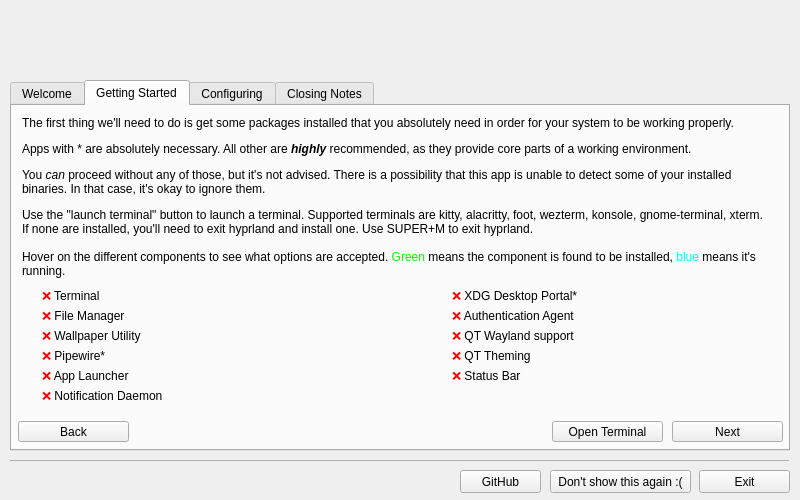
Qt form chyprlandwelcome.ui (hyprwm/hyprland-welcome) before a commit.
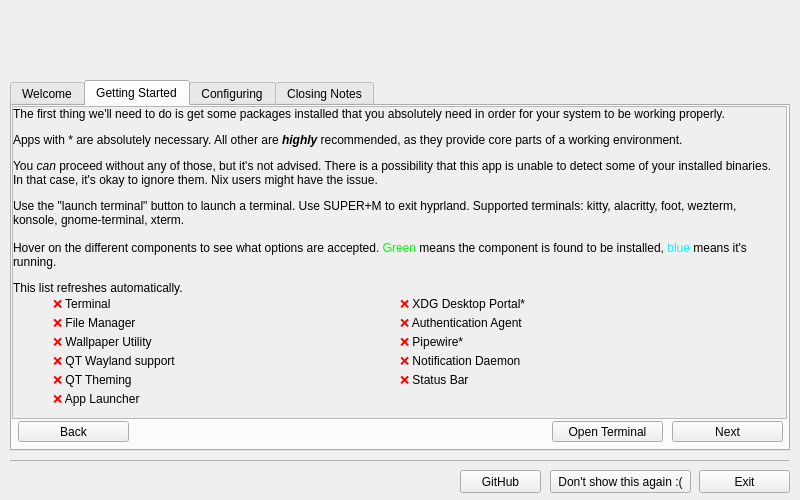
The same form after that commit. The open tabs and pages were chosen to show the change. Icons and pictures are not drawn.

Commit message: various layout fixes

Patch:
```diff
--- a/chyprlandwelcome.ui
+++ b/chyprlandwelcome.ui
@@ -164,185 +164,6 @@
      <attribute name="title">
       <string>Getting Started</string>
      </attribute>
-     <widget class="QLabel" name="label_3">
-      <property name="geometry">
-       <rect>
-        <x>10</x>
-        <y>10</y>
-        <width>751</width>
-        <height>171</height>
-       </rect>
-      </property>
-      <property name="text">
-       <string>&lt;html&gt;&lt;head/&gt;&lt;body&gt;&lt;p&gt;The first thing we'll need to do is get some packages installed that you absolutely need in order for your system to be working properly.&lt;/p&gt;&lt;p&gt;Apps with * are absolutely necessary. All other are &lt;span style=&quot; font-weight:700; font-style:italic;&quot;&gt;highly&lt;/span&gt; recommended, as they provide core parts of a working environment.&lt;/p&gt;&lt;p&gt;You &lt;span style=&quot; font-style:italic;&quot;&gt;can &lt;/span&gt;proceed without any of those, but it's not advised. There is a possibility that this app is unable to detect some of your installed binaries. In that case, it's okay to ignore them.&lt;/p&gt;&lt;p&gt;Use the &amp;quot;launch terminal&amp;quot; button to launch a terminal. Supported terminals are kitty, alacritty, foot, wezterm, konsole, gnome-terminal, xterm. If none are installed, you'll need to exit hyprland and install one. Use SUPER+M to exit hyprland.&lt;br/&gt;&lt;br/&gt;Hover on the different components to see what options are accepted. &lt;span style=&quot; color:#00ff00;&quot;&gt;Green&lt;/span&gt; means the component is found to be installed, &lt;span style=&quot; color:#00ffff;&quot;&gt;blue&lt;/span&gt; means it's running.&lt;/p&gt;&lt;/body&gt;&lt;/html&gt;</string>
-      </property>
-      <property name="alignment">
-       <set>Qt::AlignLeading|Qt::AlignLeft|Qt::AlignTop</set>
-      </property>
-      <property name="wordWrap">
-       <bool>true</bool>
-      </property>
-     </widget>
-     <widget class="QLabel" name="INSTALL_TERM">
-      <property name="geometry">
-       <rect>
-        <x>30</x>
-        <y>180</y>
-        <width>301</width>
-        <height>21</height>
-       </rect>
-      </property>
-      <property name="toolTip">
-       <string>&lt;html&gt;&lt;head/&gt;&lt;body&gt;&lt;p&gt;Accepted: kitty, alacritty, wezterm, foot, konsole, gnome-terminal. Worth noting this is not a comprehensive list and Hyprland will work with any wayland-compatible terminal emulator, however this app will not automatically detect it.&lt;/p&gt;&lt;/body&gt;&lt;/html&gt;</string>
-      </property>
-      <property name="text">
-       <string>&lt;html&gt;&lt;head/&gt;&lt;body&gt;&lt;p&gt;&lt;span style=&quot; color:#ff0000;&quot;&gt;❌&lt;/span&gt; Terminal&lt;/p&gt;&lt;/body&gt;&lt;/html&gt;</string>
-      </property>
-     </widget>
-     <widget class="QLabel" name="INSTALL_FM">
-      <property name="geometry">
-       <rect>
-        <x>30</x>
-        <y>200</y>
-        <width>301</width>
-        <height>21</height>
-       </rect>
-      </property>
-      <property name="toolTip">
-       <string>&lt;html&gt;&lt;head/&gt;&lt;body&gt;&lt;p&gt;Accepted: dolphin, ranger, thunar&lt;/p&gt;&lt;/body&gt;&lt;/html&gt;</string>
-      </property>
-      <property name="text">
-       <string>&lt;html&gt;&lt;head/&gt;&lt;body&gt;&lt;p&gt;&lt;span style=&quot; color:#ff0000;&quot;&gt;❌&lt;/span&gt; File Manager&lt;/p&gt;&lt;/body&gt;&lt;/html&gt;</string>
-      </property>
-     </widget>
-     <widget class="QLabel" name="INSTALL_WALLPAPER">
-      <property name="geometry">
-       <rect>
-        <x>30</x>
-        <y>220</y>
-        <width>301</width>
-        <height>21</height>
-       </rect>
-      </property>
-      <property name="toolTip">
-       <string>&lt;html&gt;&lt;head/&gt;&lt;body&gt;&lt;p&gt;Accepted: hyprpaper, swaybg, swww, wpaperd. Recommended: hyprpaper&lt;/p&gt;&lt;/body&gt;&lt;/html&gt;</string>
-      </property>
-      <property name="text">
-       <string>&lt;html&gt;&lt;head/&gt;&lt;body&gt;&lt;p&gt;&lt;span style=&quot; color:#ff0000;&quot;&gt;❌&lt;/span&gt; Wallpaper Utility&lt;/p&gt;&lt;/body&gt;&lt;/html&gt;</string>
-      </property>
-     </widget>
-     <widget class="QLabel" name="INSTALL_PW">
-      <property name="geometry">
-       <rect>
-        <x>30</x>
-        <y>240</y>
-        <width>301</width>
-        <height>21</height>
-       </rect>
-      </property>
-      <property name="toolTip">
-       <string>&lt;html&gt;&lt;head/&gt;&lt;body&gt;&lt;p&gt;Accepted: pipewire &lt;span style=&quot; font-weight:700;&quot;&gt;and&lt;/span&gt; wireplumber&lt;/p&gt;&lt;/body&gt;&lt;/html&gt;</string>
-      </property>
-      <property name="text">
-       <string>&lt;html&gt;&lt;head/&gt;&lt;body&gt;&lt;p&gt;&lt;span style=&quot; color:#ff0000;&quot;&gt;❌&lt;/span&gt; Pipewire*&lt;/p&gt;&lt;/body&gt;&lt;/html&gt;</string>
-      </property>
-     </widget>
-     <widget class="QLabel" name="INSTALL_XDP">
-      <property name="geometry">
-       <rect>
-        <x>440</x>
-        <y>180</y>
-        <width>301</width>
-        <height>21</height>
-       </rect>
-      </property>
-      <property name="toolTip">
-       <string>&lt;html&gt;&lt;head/&gt;&lt;body&gt;&lt;p&gt;Accepted: xdg-desktop-portal &lt;span style=&quot; font-weight:700;&quot;&gt;and&lt;/span&gt; xdg-desktop-portal-hyprland. Recommended to also install xdg-desktop-portal-gtk for a file picker.&lt;/p&gt;&lt;/body&gt;&lt;/html&gt;</string>
-      </property>
-      <property name="text">
-       <string>&lt;html&gt;&lt;head/&gt;&lt;body&gt;&lt;p&gt;&lt;span style=&quot; color:#ff0000;&quot;&gt;❌&lt;/span&gt; XDG Desktop Portal*&lt;/p&gt;&lt;/body&gt;&lt;/html&gt;</string>
-      </property>
-     </widget>
-     <widget class="QLabel" name="INSTALL_AUTH">
-      <property name="geometry">
-       <rect>
-        <x>440</x>
-        <y>200</y>
-        <width>301</width>
-        <height>21</height>
-       </rect>
-      </property>
-      <property name="toolTip">
-       <string>&lt;html&gt;&lt;head/&gt;&lt;body&gt;&lt;p&gt;Accepted: &lt;span style=&quot; font-family:'monospace';&quot;&gt;kde-authentication-agent&lt;/span&gt;&lt;/p&gt;&lt;/body&gt;&lt;/html&gt;</string>
-      </property>
-      <property name="text">
-       <string>&lt;html&gt;&lt;head/&gt;&lt;body&gt;&lt;p&gt;&lt;span style=&quot; color:#ff0000;&quot;&gt;❌&lt;/span&gt; Authentication Agent&lt;/p&gt;&lt;/body&gt;&lt;/html&gt;</string>
-      </property>
-     </widget>
-     <widget class="QLabel" name="INSTALL_QTW">
-      <property name="geometry">
-       <rect>
-        <x>440</x>
-        <y>220</y>
-        <width>301</width>
-        <height>21</height>
-       </rect>
-      </property>
-      <property name="toolTip">
-       <string>&lt;html&gt;&lt;head/&gt;&lt;body&gt;&lt;p&gt;Accepted: qt5-wayland, qt6-wayland (highly recommended both)&lt;/p&gt;&lt;/body&gt;&lt;/html&gt;</string>
-      </property>
-      <property name="text">
-       <string>&lt;html&gt;&lt;head/&gt;&lt;body&gt;&lt;p&gt;&lt;span style=&quot; color:#ff0000;&quot;&gt;❌&lt;/span&gt; QT Wayland support&lt;/p&gt;&lt;/body&gt;&lt;/html&gt;</string>
-      </property>
-     </widget>
-     <widget class="QLabel" name="INSTALL_NOTIF">
-      <property name="geometry">
-       <rect>
-        <x>30</x>
-        <y>280</y>
-        <width>301</width>
-        <height>21</height>
-       </rect>
-      </property>
-      <property name="toolTip">
-       <string>&lt;html&gt;&lt;head/&gt;&lt;body&gt;&lt;p&gt;Accepted: dunst, mako. Worth noting you can also create your own notification daemons with stuff like ags or eww.&lt;/p&gt;&lt;/body&gt;&lt;/html&gt;</string>
-      </property>
-      <property name="text">
-       <string>&lt;html&gt;&lt;head/&gt;&lt;body&gt;&lt;p&gt;&lt;span style=&quot; color:#ff0000;&quot;&gt;❌&lt;/span&gt; Notification Daemon&lt;/p&gt;&lt;/body&gt;&lt;/html&gt;</string>
-      </property>
-     </widget>
-     <widget class="QLabel" name="INSTALL_BAR">
-      <property name="geometry">
-       <rect>
-        <x>440</x>
-        <y>260</y>
-        <width>301</width>
-        <height>21</height>
-       </rect>
-      </property>
-      <property name="toolTip">
-       <string>&lt;html&gt;&lt;head/&gt;&lt;body&gt;&lt;p&gt;Accepted: waybar, eww, ags&lt;/p&gt;&lt;/body&gt;&lt;/html&gt;</string>
-      </property>
-      <property name="text">
-       <string>&lt;html&gt;&lt;head/&gt;&lt;body&gt;&lt;p&gt;&lt;span style=&quot; color:#ff0000;&quot;&gt;❌&lt;/span&gt; Status Bar&lt;/p&gt;&lt;/body&gt;&lt;/html&gt;</string>
-      </property>
-     </widget>
-     <widget class="QLabel" name="INSTALL_LAUNCHER">
-      <property name="geometry">
-       <rect>
-        <x>30</x>
-        <y>260</y>
-        <width>301</width>
-        <height>21</height>
-       </rect>
-      </property>
-      <property name="toolTip">
-       <string>&lt;html&gt;&lt;head/&gt;&lt;body&gt;&lt;p&gt;Accepted: fuzzel, wofi, anyrun, tofi&lt;/p&gt;&lt;/body&gt;&lt;/html&gt;</string>
-      </property>
-      <property name="text">
-       <string>&lt;html&gt;&lt;head/&gt;&lt;body&gt;&lt;p&gt;&lt;span style=&quot; color:#ff0000;&quot;&gt;❌&lt;/span&gt; App Launcher&lt;/p&gt;&lt;/body&gt;&lt;/html&gt;</string>
-      </property>
-     </widget>
      <widget class="QPushButton" name="tab2Next">
       <property name="geometry">
        <rect>
@@ -375,22 +196,6 @@
        <string>Open Terminal</string>
       </property>
      </widget>
-     <widget class="QLabel" name="INSTALL_QTTHEME">
-      <property name="geometry">
-       <rect>
-        <x>440</x>
-        <y>240</y>
-        <width>301</width>
-        <height>21</height>
-       </rect>
-      </property>
-      <property name="toolTip">
-       <string>&lt;html&gt;&lt;head/&gt;&lt;body&gt;&lt;p&gt;Accepted: qt5ct, qt6ct.&lt;/p&gt;&lt;/body&gt;&lt;/html&gt;</string>
-      </property>
-      <property name="text">
-       <string>&lt;html&gt;&lt;head/&gt;&lt;body&gt;&lt;p&gt;&lt;span style=&quot; color:#ff0000;&quot;&gt;❌&lt;/span&gt; QT Theming&lt;/p&gt;&lt;/body&gt;&lt;/html&gt;</string>
-      </property>
-     </widget>
      <widget class="QPushButton" name="tab2Back">
       <property name="geometry">
        <rect>
@@ -407,6 +212,248 @@
        <string>Back</string>
       </property>
      </widget>
+     <widget class="QScrollArea" name="scrollArea">
+      <property name="geometry">
+       <rect>
+        <x>0</x>
+        <y>0</y>
+        <width>775</width>
+        <height>313</height>
+       </rect>
+      </property>
+      <property name="sizePolicy">
+       <sizepolicy hsizetype="Fixed" vsizetype="Expanding">
+        <horstretch>0</horstretch>
+        <verstretch>0</verstretch>
+       </sizepolicy>
+      </property>
+      <property name="toolTipDuration">
+       <number>-2</number>
+      </property>
+      <property name="frameShape">
+       <enum>QFrame::StyledPanel</enum>
+      </property>
+      <property name="frameShadow">
+       <enum>QFrame::Sunken</enum>
+      </property>
+      <property name="lineWidth">
+       <number>0</number>
+      </property>
+      <property name="verticalScrollBarPolicy">
+       <enum>Qt::ScrollBarAsNeeded</enum>
+      </property>
+      <property name="horizontalScrollBarPolicy">
+       <enum>Qt::ScrollBarAlwaysOff</enum>
+      </property>
+      <property name="widgetResizable">
+       <bool>true</bool>
+      </property>
+      <property name="alignment">
+       <set>Qt::AlignRight|Qt::AlignTrailing|Qt::AlignVCenter</set>
+      </property>
+      <widget class="QWidget" name="verticalLayoutWidget">
+       <property name="geometry">
+        <rect>
+         <x>0</x>
+         <y>0</y>
+         <width>769</width>
+         <height>315</height>
+        </rect>
+       </property>
+       <layout class="QVBoxLayout" name="verticalLayout">
+        <property name="spacing">
+         <number>0</number>
+        </property>
+        <property name="leftMargin">
+         <number>0</number>
+        </property>
+        <property name="topMargin">
+         <number>0</number>
+        </property>
+        <item>
+         <widget class="QLabel" name="GettingStartedText">
+          <property name="sizePolicy">
+           <sizepolicy hsizetype="Fixed" vsizetype="Minimum">
+            <horstretch>0</horstretch>
+            <verstretch>0</verstretch>
+           </sizepolicy>
+          </property>
+          <property name="minimumSize">
+           <size>
+            <width>760</width>
+            <height>0</height>
+           </size>
+          </property>
+          <property name="maximumSize">
+           <size>
+            <width>16777215</width>
+            <height>16777215</height>
+           </size>
+          </property>
+          <property name="text">
+           <string notr="true">&lt;html&gt;&lt;head/&gt;&lt;body&gt;&lt;p&gt;The first thing we'll need to do is get some packages installed that you absolutely need in order for your system to be working properly.&lt;/p&gt;&lt;p&gt;Apps with * are absolutely necessary. All other are &lt;span style=&quot; font-weight:700; font-style:italic;&quot;&gt;highly&lt;/span&gt; recommended, as they provide core parts of a working environment.&lt;/p&gt;&lt;p&gt;You &lt;span style=&quot; font-style:italic;&quot;&gt;can &lt;/span&gt;proceed without any of those, but it's not advised. There is a possibility that this app is unable to detect some of your installed binaries. In that case, it's okay to ignore them. Nix users might have the issue.&lt;/p&gt;&lt;p&gt;Use the &amp;quot;launch terminal&amp;quot; button to launch a terminal. Use SUPER+M to exit hyprland. Supported terminals: kitty, alacritty, foot, wezterm, konsole, gnome-terminal, xterm.&lt;br/&gt;&lt;br/&gt;Hover on the different components to see what options are accepted. &lt;span style=&quot; color:#00ff00;&quot;&gt;Green&lt;/span&gt; means the component is found to be installed, &lt;span style=&quot; color:#00ffff;&quot;&gt;blue&lt;/span&gt; means it's running.&lt;/p&gt;&lt;p&gt;This list refreshes automatically.&lt;/p&gt;&lt;/body&gt;&lt;/html&gt;</string>
+          </property>
+          <property name="textFormat">
+           <enum>Qt::RichText</enum>
+          </property>
+          <property name="scaledContents">
+           <bool>false</bool>
+          </property>
+          <property name="alignment">
+           <set>Qt::AlignLeading|Qt::AlignLeft|Qt::AlignTop</set>
+          </property>
+          <property name="wordWrap">
+           <bool>true</bool>
+          </property>
+          <property name="margin">
+           <number>5</number>
+          </property>
+         </widget>
+        </item>
+        <item>
+         <layout class="QGridLayout" name="Components" columnminimumwidth="155,155">
+          <property name="leftMargin">
+           <number>40</number>
+          </property>
+          <property name="rightMargin">
+           <number>40</number>
+          </property>
+          <property name="bottomMargin">
+           <number>0</number>
+          </property>
+          <property name="horizontalSpacing">
+           <number>10</number>
+          </property>
+          <property name="verticalSpacing">
+           <number>0</number>
+          </property>
+          <item row="1" column="1">
+           <widget class="QLabel" name="INSTALL_AUTH">
+            <property name="sizePolicy">
+             <sizepolicy hsizetype="Preferred" vsizetype="Preferred">
+              <horstretch>0</horstretch>
+              <verstretch>0</verstretch>
+             </sizepolicy>
+            </property>
+            <property name="toolTip">
+             <string>&lt;html&gt;&lt;head/&gt;&lt;body&gt;&lt;p&gt;Accepted: &lt;span style=&quot; font-family:'monospace';&quot;&gt;kde-authentication-agent&lt;/span&gt;&lt;/p&gt;&lt;/body&gt;&lt;/html&gt;</string>
+            </property>
+            <property name="text">
+             <string>&lt;html&gt;&lt;head/&gt;&lt;body&gt;&lt;p&gt;&lt;span style=&quot; color:#ff0000;&quot;&gt;❌&lt;/span&gt; Authentication Agent&lt;/p&gt;&lt;/body&gt;&lt;/html&gt;</string>
+            </property>
+           </widget>
+          </item>
+          <item row="3" column="0">
+           <widget class="QLabel" name="INSTALL_QTW">
+            <property name="toolTip">
+             <string>&lt;html&gt;&lt;head/&gt;&lt;body&gt;&lt;p&gt;Accepted: qt5-wayland, qt6-wayland (highly recommended both)&lt;/p&gt;&lt;/body&gt;&lt;/html&gt;</string>
+            </property>
+            <property name="text">
+             <string>&lt;html&gt;&lt;head/&gt;&lt;body&gt;&lt;p&gt;&lt;span style=&quot; color:#ff0000;&quot;&gt;❌&lt;/span&gt; QT Wayland support&lt;/p&gt;&lt;/body&gt;&lt;/html&gt;</string>
+            </property>
+           </widget>
+          </item>
+          <item row="1" column="0">
+           <widget class="QLabel" name="INSTALL_FM">
+            <property name="sizePolicy">
+             <sizepolicy hsizetype="Preferred" vsizetype="Preferred">
+              <horstretch>0</horstretch>
+              <verstretch>0</verstretch>
+             </sizepolicy>
+            </property>
+            <property name="toolTip">
+             <string>&lt;html&gt;&lt;head/&gt;&lt;body&gt;&lt;p&gt;Accepted: dolphin, ranger, thunar&lt;/p&gt;&lt;/body&gt;&lt;/html&gt;</string>
+            </property>
+            <property name="text">
+             <string>&lt;html&gt;&lt;head/&gt;&lt;body&gt;&lt;p&gt;&lt;span style=&quot; color:#ff0000;&quot;&gt;❌&lt;/span&gt; File Manager&lt;/p&gt;&lt;/body&gt;&lt;/html&gt;</string>
+            </property>
+           </widget>
+          </item>
+          <item row="0" column="0">
+           <widget class="QLabel" name="INSTALL_TERM">
+            <property name="toolTip">
+             <string>&lt;html&gt;&lt;head/&gt;&lt;body&gt;&lt;p&gt;Accepted: kitty, alacritty, wezterm, foot, konsole, gnome-terminal. Worth noting this is not a comprehensive list and Hyprland will work with any wayland-compatible terminal emulator, however this app will not automatically detect it.&lt;/p&gt;&lt;/body&gt;&lt;/html&gt;</string>
+            </property>
+            <property name="text">
+             <string>&lt;html&gt;&lt;head/&gt;&lt;body&gt;&lt;p&gt;&lt;span style=&quot; color:#ff0000;&quot;&gt;❌&lt;/span&gt; Terminal&lt;/p&gt;&lt;/body&gt;&lt;/html&gt;</string>
+            </property>
+           </widget>
+          </item>
+          <item row="2" column="1">
+           <widget class="QLabel" name="INSTALL_PW">
+            <property name="toolTip">
+             <string>&lt;html&gt;&lt;head/&gt;&lt;body&gt;&lt;p&gt;Accepted: pipewire &lt;span style=&quot; font-weight:700;&quot;&gt;and&lt;/span&gt; wireplumber&lt;/p&gt;&lt;/body&gt;&lt;/html&gt;</string>
+            </property>
+            <property name="text">
+             <string>&lt;html&gt;&lt;head/&gt;&lt;body&gt;&lt;p&gt;&lt;span style=&quot; color:#ff0000;&quot;&gt;❌&lt;/span&gt; Pipewire*&lt;/p&gt;&lt;/body&gt;&lt;/html&gt;</string>
+            </property>
+           </widget>
+          </item>
+          <item row="2" column="0">
+           <widget class="QLabel" name="INSTALL_WALLPAPER">
+            <property name="toolTip">
+             <string>&lt;html&gt;&lt;head/&gt;&lt;body&gt;&lt;p&gt;Accepted: hyprpaper, swaybg, swww, wpaperd. Recommended: hyprpaper&lt;/p&gt;&lt;/body&gt;&lt;/html&gt;</string>
+            </property>
+            <property name="text">
+             <string>&lt;html&gt;&lt;head/&gt;&lt;body&gt;&lt;p&gt;&lt;span style=&quot; color:#ff0000;&quot;&gt;❌&lt;/span&gt; Wallpaper Utility&lt;/p&gt;&lt;/body&gt;&lt;/html&gt;</string>
+            </property>
+           </widget>
+          </item>
+          <item row="0" column="1">
+           <widget class="QLabel" name="INSTALL_XDP">
+            <property name="toolTip">
+             <string>&lt;html&gt;&lt;head/&gt;&lt;body&gt;&lt;p&gt;Accepted: xdg-desktop-portal &lt;span style=&quot; font-weight:700;&quot;&gt;and&lt;/span&gt; xdg-desktop-portal-hyprland. Recommended to also install xdg-desktop-portal-gtk for a file picker.&lt;/p&gt;&lt;/body&gt;&lt;/html&gt;</string>
+            </property>
+            <property name="text">
+             <string>&lt;html&gt;&lt;head/&gt;&lt;body&gt;&lt;p&gt;&lt;span style=&quot; color:#ff0000;&quot;&gt;❌&lt;/span&gt; XDG Desktop Portal*&lt;/p&gt;&lt;/body&gt;&lt;/html&gt;</string>
+            </property>
+           </widget>
+          </item>
+          <item row="4" column="0">
+           <widget class="QLabel" name="INSTALL_QTTHEME">
+            <property name="toolTip">
+             <string>&lt;html&gt;&lt;head/&gt;&lt;body&gt;&lt;p&gt;Accepted: qt5ct, qt6ct.&lt;/p&gt;&lt;/body&gt;&lt;/html&gt;</string>
+            </property>
+            <property name="text">
+             <string>&lt;html&gt;&lt;head/&gt;&lt;body&gt;&lt;p&gt;&lt;span style=&quot; color:#ff0000;&quot;&gt;❌&lt;/span&gt; QT Theming&lt;/p&gt;&lt;/body&gt;&lt;/html&gt;</string>
+            </property>
+           </widget>
+          </item>
+          <item row="3" column="1">
+           <widget class="QLabel" name="INSTALL_NOTIF">
+            <property name="toolTip">
+             <string>&lt;html&gt;&lt;head/&gt;&lt;body&gt;&lt;p&gt;Accepted: dunst, mako. Worth noting you can also create your own notification daemons with stuff like ags or eww.&lt;/p&gt;&lt;/body&gt;&lt;/html&gt;</string>
+            </property>
+            <property name="text">
+             <string>&lt;html&gt;&lt;head/&gt;&lt;body&gt;&lt;p&gt;&lt;span style=&quot; color:#ff0000;&quot;&gt;❌&lt;/span&gt; Notification Daemon&lt;/p&gt;&lt;/body&gt;&lt;/html&gt;</string>
+            </property>
+           </widget>
+          </item>
+          <item row="4" column="1">
+           <widget class="QLabel" name="INSTALL_BAR">
+            <property name="toolTip">
+             <string>&lt;html&gt;&lt;head/&gt;&lt;body&gt;&lt;p&gt;Accepted: waybar, eww, ags&lt;/p&gt;&lt;/body&gt;&lt;/html&gt;</string>
+            </property>
+            <property name="text">
+             <string>&lt;html&gt;&lt;head/&gt;&lt;body&gt;&lt;p&gt;&lt;span style=&quot; color:#ff0000;&quot;&gt;❌&lt;/span&gt; Status Bar&lt;/p&gt;&lt;/body&gt;&lt;/html&gt;</string>
+            </property>
+           </widget>
+          </item>
+          <item row="5" column="0">
+           <widget class="QLabel" name="INSTALL_LAUNCHER">
+            <property name="toolTip">
+             <string>&lt;html&gt;&lt;head/&gt;&lt;body&gt;&lt;p&gt;Accepted: fuzzel, wofi, anyrun, tofi&lt;/p&gt;&lt;/body&gt;&lt;/html&gt;</string>
+            </property>
+            <property name="text">
+             <string>&lt;html&gt;&lt;head/&gt;&lt;body&gt;&lt;p&gt;&lt;span style=&quot; color:#ff0000;&quot;&gt;❌&lt;/span&gt; App Launcher&lt;/p&gt;&lt;/body&gt;&lt;/html&gt;</string>
+            </property>
+           </widget>
+          </item>
+         </layout>
+        </item>
+       </layout>
+      </widget>
+     </widget>
     </widget>
     <widget class="QWidget" name="configuringTab">
      <attribute name="title">
```
Left out of the diff: 16 changed lines with no effect on the pictures. The commit also changes 4 other files.
